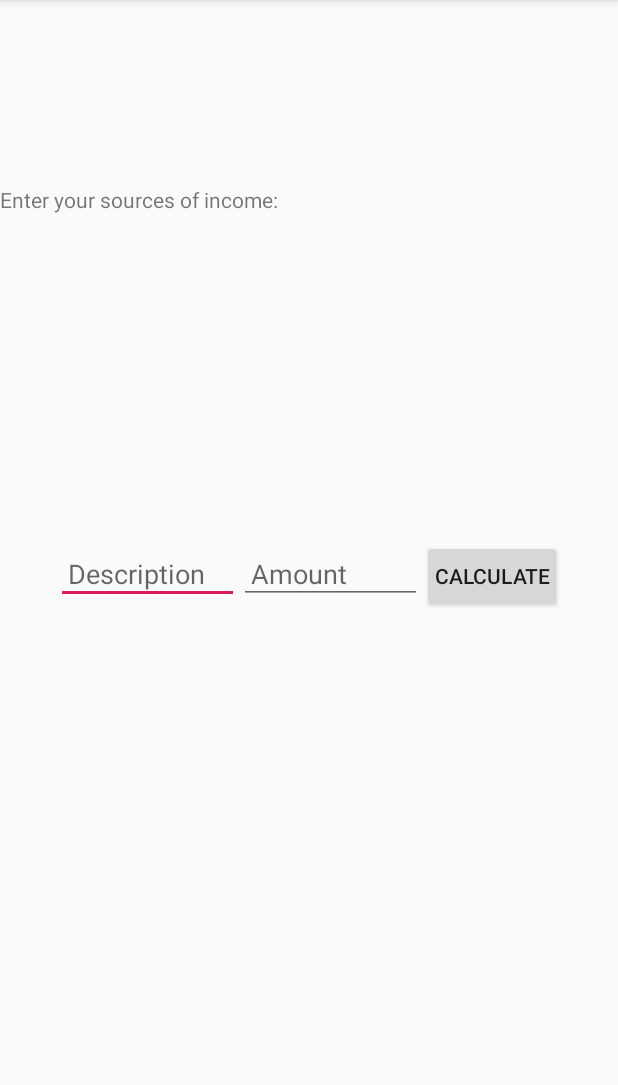
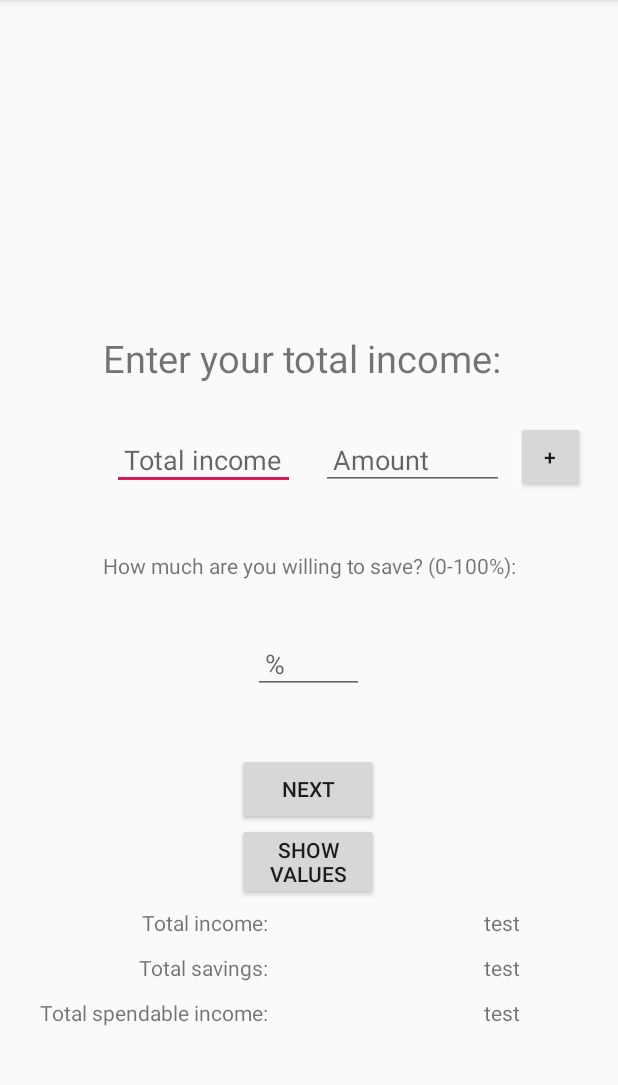
Before and after one commit to Franklin-he/INFS3605-group-project, an Android app: the Spending screen opened directly, with no data from a screen before it, on a phone screen of 412 x 824 dp, the part 84-1169 px from its top. Run offline under Robolectric (Android 15) with nearby library versions, the phone set to English and light mode, and no system bars.

Commit message:
feature income us5-6 completed

```diff
--- a/app/src/main/AndroidManifest.xml
+++ b/app/src/main/AndroidManifest.xml
@@ -11,14 +11,16 @@
         android:theme="@style/AppTheme">
         <activity android:name=".activities.Spending"></activity>
         <activity android:name=".activities.MainActivity">
+
+        </activity>
+        <activity android:name=".activities.AddIncomeActivity"
+            android:parentActivityName=".activities.MainActivity">
             <intent-filter>
                 <action android:name="android.intent.action.MAIN" />
 
                 <category android:name="android.intent.category.LAUNCHER" />
             </intent-filter>
         </activity>
-        <activity android:name=".activities.AddIncomeActivity"
-            android:parentActivityName=".activities.MainActivity"/>
     </application>
 
 </manifest>
--- a/app/src/main/java/com/example/infs3605_group_project/IncomeViewModel.java
+++ b/app/src/main/java/com/example/infs3605_group_project/IncomeViewModel.java
@@ -6,8 +6,8 @@ import androidx.annotation.NonNull;
 import androidx.lifecycle.AndroidViewModel;
 import androidx.lifecycle.LiveData;
 
-import com.example.infs3605_group_project.database.IncomeRepository;
-import com.example.infs3605_group_project.entities.Income;
+import com.example.infs3605_group_project.repository.IncomeRepository;
+import com.example.infs3605_group_project.database.Income;
 
 import java.util.List;
 
@@ -35,7 +35,7 @@ public class IncomeViewModel extends AndroidViewModel {
     }
 
     public void deleteAllIncomes() {
-        repository.deleteAllNotes();
+        repository.deleteAllIncomes();
     }
 
     public LiveData<List<Income>> getAllIncomes() {
--- a/app/src/main/java/com/example/infs3605_group_project/activities/Spending.java
+++ b/app/src/main/java/com/example/infs3605_group_project/activities/Spending.java
@@ -4,7 +4,6 @@ import androidx.appcompat.app.AppCompatActivity;
 
 import android.content.Intent;
 import android.os.Bundle;
-import android.widget.TextView;
 
 import com.example.infs3605_group_project.R;
 
@@ -13,7 +12,7 @@ public class Spending extends AppCompatActivity {
     @Override
     protected void onCreate(Bundle savedInstanceState) {
         super.onCreate(savedInstanceState);
-        setContentView(R.layout.activity_spending);
+        setContentView(R.layout.activity_income);
 
         Intent intent = getIntent();
         Double income = intent.getDoubleExtra("income",0);
--- a/app/src/main/java/com/example/infs3605_group_project/database/IncomeDao.java
+++ b/app/src/main/java/com/example/infs3605_group_project/database/IncomeDao.java
@@ -6,8 +6,6 @@ import androidx.room.Delete;
 import androidx.room.Insert;
 import androidx.room.Query;
 import androidx.room.Update;
-
-import com.example.infs3605_group_project.entities.Income;
 
 import java.util.List;
 
@@ -28,4 +26,7 @@ public interface IncomeDao {
 
     @Query("SELECT * FROM income_table")
     LiveData<List<Income>> getAllIncomes();
+
+    @Query("SELECT * FROM income_table WHERE id = :id")
+    Income findByIncomeId(int id);
 }
--- /dev/null
+++ b/app/src/main/res/layout/activity_income.xml
@@ -0,0 +1,172 @@
+<?xml version="1.0" encoding="utf-8"?>
+<RelativeLayout xmlns:android="http://schemas.android.com/apk/res/android"
+    xmlns:app="http://schemas.android.com/apk/res-auto"
+    xmlns:tools="http://schemas.android.com/tools"
+    android:layout_width="match_parent"
+    android:layout_height="match_parent"
+    tools:context=".activities.Spending">
+
+    <TextView
+        android:id="@+id/textView2"
+        android:layout_width="wrap_content"
+        android:layout_height="wrap_content"
+        android:layout_alignParentEnd="true"
+        android:layout_alignParentBottom="true"
+        android:layout_marginEnd="71dp"
+        android:layout_marginBottom="512dp"
+        android:text="Enter your total income: "
+        android:textSize="25dp" />
+
+    <EditText
+        android:id="@+id/income_desc"
+        android:layout_width="122dp"
+        android:layout_height="wrap_content"
+        android:layout_alignParentEnd="true"
+        android:layout_alignParentBottom="true"
+        android:layout_marginEnd="215dp"
+        android:layout_marginBottom="441dp"
+        android:ems="10"
+        android:hint="Total income"
+        android:inputType="text"
+        android:padding="8dp" />
+
+    <EditText
+        android:id="@+id/income_amount"
+        android:layout_width="122dp"
+        android:layout_height="wrap_content"
+        android:layout_alignParentEnd="true"
+        android:layout_alignParentBottom="true"
+        android:layout_marginEnd="76dp"
+        android:layout_marginBottom="441dp"
+        android:ems="10"
+        android:hint="Amount"
+        android:inputType="number"
+        android:padding="8dp" />
+
+    <Button
+        android:id="@+id/income_add"
+        android:layout_width="45dp"
+        android:layout_height="wrap_content"
+        android:layout_alignParentStart="true"
+        android:layout_alignParentEnd="true"
+        android:layout_alignParentBottom="true"
+        android:layout_marginStart="344dp"
+        android:layout_marginEnd="22dp"
+        android:layout_marginBottom="439dp"
+        android:layout_weight="1"
+        android:padding="8dp"
+        android:text="+" />
+
+    <TextView
+        android:id="@+id/textView3"
+        android:layout_width="wrap_content"
+        android:layout_height="wrap_content"
+        android:layout_alignParentEnd="true"
+        android:layout_alignParentBottom="true"
+        android:layout_marginEnd="64dp"
+        android:layout_marginBottom="381dp"
+        android:text="How much are you willing to save? (0-100%): " />
+
+    <EditText
+        android:id="@+id/income_saving"
+        android:layout_width="74dp"
+        android:layout_height="wrap_content"
+        android:layout_alignParentEnd="true"
+        android:layout_alignParentBottom="true"
+        android:layout_marginEnd="169dp"
+        android:layout_marginBottom="305dp"
+        android:ems="10"
+        android:hint="%"
+        android:inputType="number"
+        android:padding="8dp" />
+
+    <Button
+        android:id="@+id/income_next"
+        android:layout_width="wrap_content"
+        android:layout_height="wrap_content"
+        android:layout_alignParentStart="true"
+        android:layout_alignParentEnd="true"
+        android:layout_alignParentBottom="true"
+        android:layout_marginStart="158dp"
+        android:layout_marginEnd="159dp"
+        android:layout_marginBottom="218dp"
+        android:layout_weight="1"
+        android:padding="8dp"
+        android:text="Next" />
+
+    <Button
+        android:id="@+id/income_show"
+        android:layout_width="wrap_content"
+        android:layout_height="wrap_content"
+        android:layout_alignParentStart="true"
+        android:layout_alignParentEnd="true"
+        android:layout_alignParentBottom="true"
+        android:layout_marginStart="158dp"
+        android:layout_marginEnd="159dp"
+        android:layout_marginBottom="168dp"
+        android:layout_weight="1"
+        android:padding="8dp"
+        android:text="Show values" />
+
+    <TextView
+        android:id="@+id/textView4"
+        android:layout_width="wrap_content"
+        android:layout_height="wrap_content"
+        android:layout_alignParentEnd="true"
+        android:layout_alignParentBottom="true"
+        android:layout_marginEnd="230dp"
+        android:layout_marginBottom="143dp"
+        android:text="Total income: " />
+
+    <TextView
+        android:id="@+id/textView5"
+        android:layout_width="wrap_content"
+        android:layout_height="wrap_content"
+        android:layout_alignParentEnd="true"
+        android:layout_alignParentBottom="true"
+        android:layout_marginEnd="230dp"
+        android:layout_marginBottom="113dp"
+        android:text="Total savings: " />
+
+    <TextView
+        android:id="@+id/textView6"
+        android:layout_width="wrap_content"
+        android:layout_height="wrap_content"
+        android:layout_alignParentEnd="true"
+        android:layout_alignParentBottom="true"
+        android:layout_marginEnd="230dp"
+        android:layout_marginBottom="83dp"
+        android:text="Total spendable income: " />
+
+    <TextView
+        android:id="@+id/total_income"
+        android:layout_width="wrap_content"
+        android:layout_height="wrap_content"
+        android:layout_alignParentEnd="true"
+        android:layout_alignParentBottom="true"
+        android:layout_marginEnd="65dp"
+        android:layout_marginBottom="143dp"
+        android:text="test"/>
+
+    <TextView
+        android:id="@+id/total_savings"
+        android:layout_width="wrap_content"
+        android:layout_height="wrap_content"
+        android:layout_alignParentEnd="true"
+        android:layout_alignParentBottom="true"
+        android:layout_marginEnd="65dp"
+        android:layout_marginBottom="113dp"
+        android:text="test"/>
+
+    <TextView
+        android:id="@+id/total_spendable"
+        android:layout_width="wrap_content"
+        android:layout_height="wrap_content"
+        android:layout_alignParentEnd="true"
+        android:layout_alignParentBottom="true"
+        android:layout_marginEnd="65dp"
+        android:layout_marginBottom="83dp"
+        android:text="test"/>
+
+
+</RelativeLayout>
--- a/app/src/main/res/layout/activity_spending.xml
+++ /dev/null
@@ -1,55 +0,0 @@
-<?xml version="1.0" encoding="utf-8"?>
-<RelativeLayout xmlns:android="http://schemas.android.com/apk/res/android"
-    xmlns:app="http://schemas.android.com/apk/res-auto"
-    xmlns:tools="http://schemas.android.com/tools"
-    android:layout_width="match_parent"
-    android:layout_height="match_parent"
-    tools:context=".activities.Spending">
-
-    <TextView
-        android:id="@+id/textView2"
-        android:layout_width="wrap_content"
-        android:layout_height="wrap_content"
-        android:layout_above="@+id/income_input"
-        android:text="Enter your sources of income: " />
-
-    <LinearLayout
-        android:id="@+id/income_input"
-        android:layout_width="wrap_content"
-        android:layout_height="wrap_content"
-        android:layout_centerInParent="true"
-        android:layout_marginTop="217dp"
-        android:orientation="horizontal">
-
-        <EditText
-            android:id="@+id/income_desc"
-            android:layout_width="122dp"
-            android:layout_height="wrap_content"
-            android:ems="10"
-            android:hint="Description"
-            android:padding="8dp"
-            android:inputType="number"/>
-
-        <EditText
-            android:id="@+id/income_amount"
-            android:layout_width="122dp"
-            android:layout_height="wrap_content"
-            android:ems="10"
-            android:padding="8dp"
-            android:hint="Amount"
-            android:inputType="number"/>
-
-        <Button
-            android:id="@+id/income_calculate"
-            android:layout_width="wrap_content"
-            android:layout_height="wrap_content"
-            android:padding="8dp"
-            android:layout_weight="1"
-            android:text="Calculate" />
-
-
-    </LinearLayout>
-
-
-
-</RelativeLayout>
```
Also changed, not shown: app/src/main/java/com/example/infs3605_group_project/activities/AddIncomeActivity.java (+87 -14 lines), app/src/main/java/com/example/infs3605_group_project/activities/MainActivity.java (+3 -45 lines), app/src/main/java/com/example/infs3605_group_project/database/Income.java (added, +45 -0 lines), app/src/main/java/com/example/infs3605_group_project/database/IncomeDatabase.java (+5 -5 lines), app/src/main/java/com/example/infs3605_group_project/entities/Income.java (deleted, +0 -36 lines), app/src/main/java/com/example/infs3605_group_project/repository/IncomeRepository.java (renamed from app/src/main/java/com/example/infs3605_group_project/database/IncomeRepository.java, +11 -10 lines).
